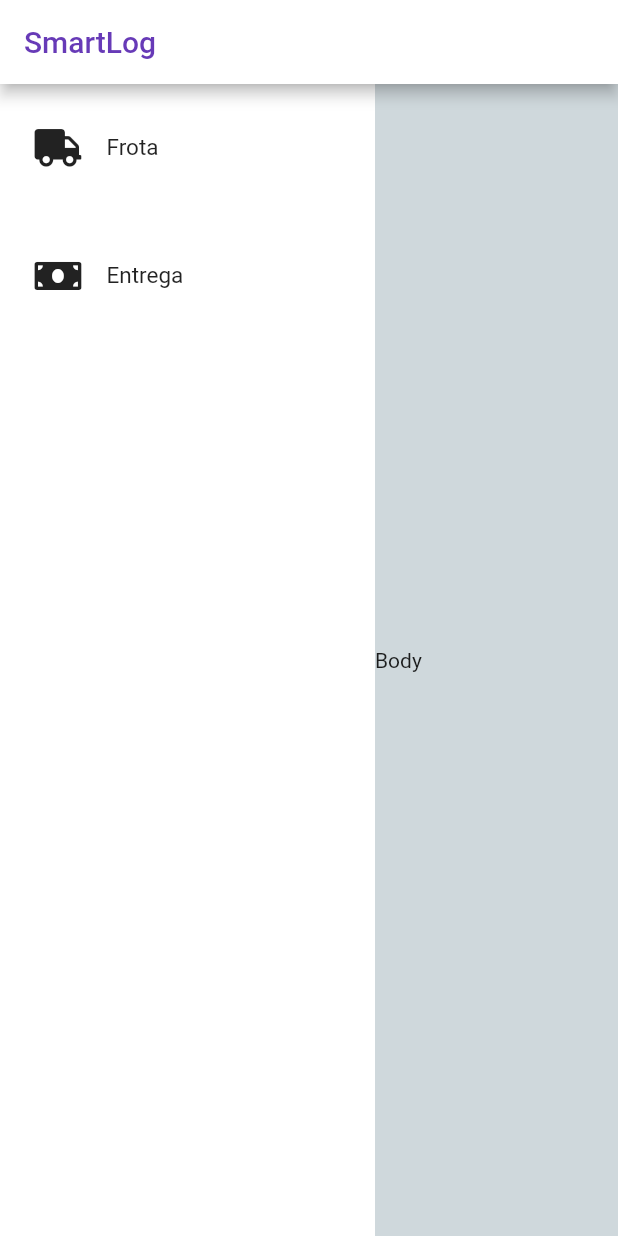
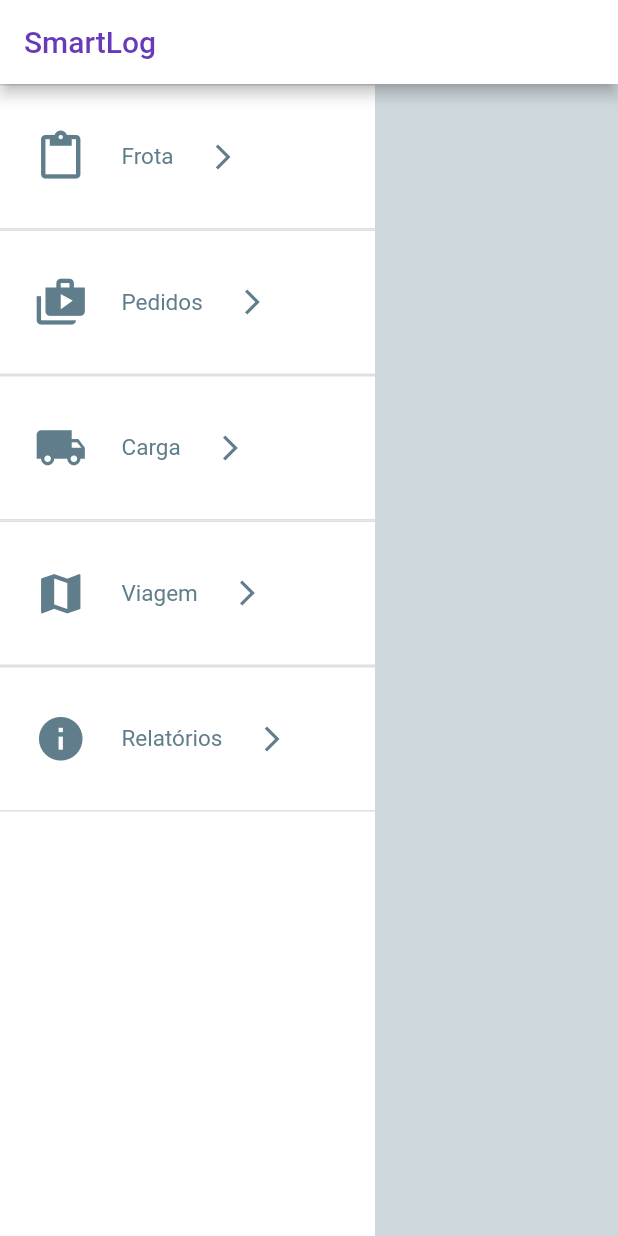
Before and after one commit to VandreiMP/smartlog, a Flutter app: the screen it shows after launch, on a phone screen of 412 x 824 dp. Run offline on Flutter 3.47's test engine with Material 2 defaults, Android fonts, the phone set to English and light mode, and no system bars.

Commit message:
New Branch

```diff
--- a/lib/Components/body.dart
+++ b/lib/Components/body.dart
@@ -9,11 +9,7 @@ class _BodyState extends State<Body> {
   @override
   Widget build(BuildContext context) {
     return Container(
-      child: Center(
-        child: Text(
-          'Body'
-        ),
-      ),
+      alignment: Alignment.center,
     );
   }
 }
--- a/lib/Components/menu/itemMenu.dart
+++ b/lib/Components/menu/itemMenu.dart
@@ -1,41 +1,63 @@
 import 'package:flutter/material.dart';
 
 class ItemMenu extends StatelessWidget {
-  const ItemMenu({
-    this.title,
-    this.icon,
-    this.onPress
-  });
+  const ItemMenu({this.title, this.icon, this.onPress, this.arrowIcon});
 
   final String title;
   final IconData icon;
   final Function onPress;
+  final IconData arrowIcon;
 
-  @override
   Widget build(BuildContext context) {
     return GestureDetector(
       onTap: onPress,
+      child: Container(
+        decoration: BoxDecoration(
+          border: Border(
+              bottom: BorderSide(
+                color: Colors.grey[300],
+                width: 1
+              ),
+              top: BorderSide(
+                color: Colors.grey[300],
+                width: 1
+              )),
+        ),
         child: Padding(
-        padding: const EdgeInsets.only(left: 15, right: 15, top: 30, bottom: 30),
+          padding:
+              const EdgeInsets.only(left: 15, right: 15, top: 30, bottom: 30),
           child: Row(
             children: <Widget>[
               Padding(
                 padding: const EdgeInsets.only(left: 8.0, right: 15),
                 child: Icon(
                   icon,
-                size: 25,
+                  color: Colors.blueGrey,
+                  size: 35,
                 ),
               ),
               Padding(
                 padding: const EdgeInsets.only(left: 8.0, right: 15),
                 child: Text(
                   title,
-                style: TextStyle(fontSize: 15),
+                  style: TextStyle(
+                    fontSize: 15,
+                    color: Colors.blueGrey,
+                  ),
+                ),
+              ),
+              Padding(
+                padding: const EdgeInsets.only(left: 8.0, right: 15),
+                child: Icon(
+                  arrowIcon,
+                  color: Colors.blueGrey,
+                  size: 20,
                 ),
               ),
             ],
           ),
         ),
+      ),
     );
   }
 }
--- a/lib/Components/menu/menu.dart
+++ b/lib/Components/menu/menu.dart
@@ -1,7 +1,4 @@
-import 'dart:html';
-
 import 'package:flutter/material.dart';
-import 'package:font_awesome_flutter/font_awesome_flutter.dart';
 import 'package:smartlogproject/Components/menu/itemMenu.dart';
 
 class Menu extends StatefulWidget {
@@ -21,21 +18,54 @@ class _MenuState extends State<Menu> {
         crossAxisAlignment: CrossAxisAlignment.center,
         children: <Widget>[
           ItemMenu(
-              icon: FontAwesomeIcons.truck,
+            icon: Icons.content_paste,
             title: 'Frota',
             onPress: () {
-                print('Cliquei frota');
             },
+            arrowIcon: Icons.arrow_forward_ios,
           ),
           ItemMenu(
-              icon: FontAwesomeIcons.moneyBill,
-              title: 'Entrega',
+            icon: Icons.shop_two,
+            title: 'Pedidos',
             onPress: () {
-                print('Cliquei parâmetros');
+              print('Cliquei pedidos');
             },
-            )
+            arrowIcon: Icons.arrow_forward_ios,
+          ),
+          ItemMenu(
+            icon: Icons.local_shipping,
+            title: 'Carga',
+            onPress: () {
+              print('Cliquei carga');
+            },
+            arrowIcon: Icons.arrow_forward_ios,
+          ),
+          ItemMenu(
+            icon: Icons.map,
+            title: 'Viagem',
+            onPress: () {
+              print('Cliquei viagem');
+            },
+            arrowIcon: Icons.arrow_forward_ios,
+          ),
+          ItemMenu(
+            icon: Icons.info,
+            title: 'Relatórios',
+            onPress: () {
+              print('Cliquei relatórios');
+            },
+            arrowIcon: Icons.arrow_forward_ios,
+          ),
         ],
       ),
     );
   }
 }
+
+  /*void clickButton (){
+    setState(() {
+      shape = RoundedRectangleBorder(
+          borderRadius: new BorderRadius.circular(18.0),
+          side: BorderSide(color: Colors.red));
+    });
+  }*/
```
Lines whose indentation alone changed are shown as unchanged.
